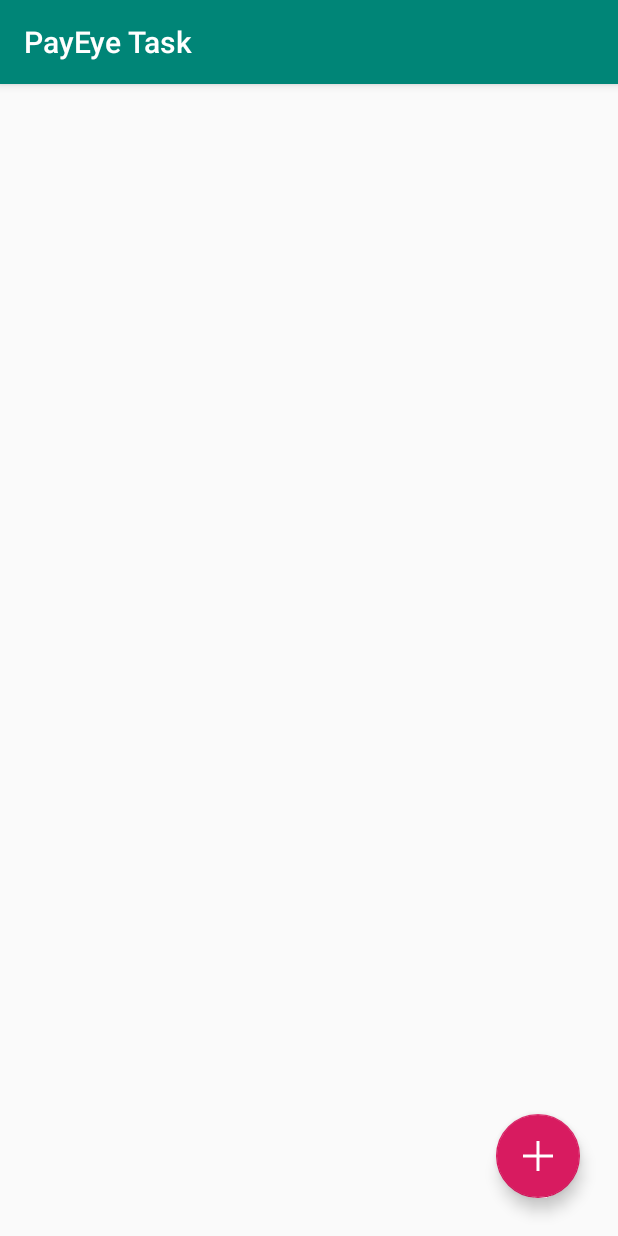
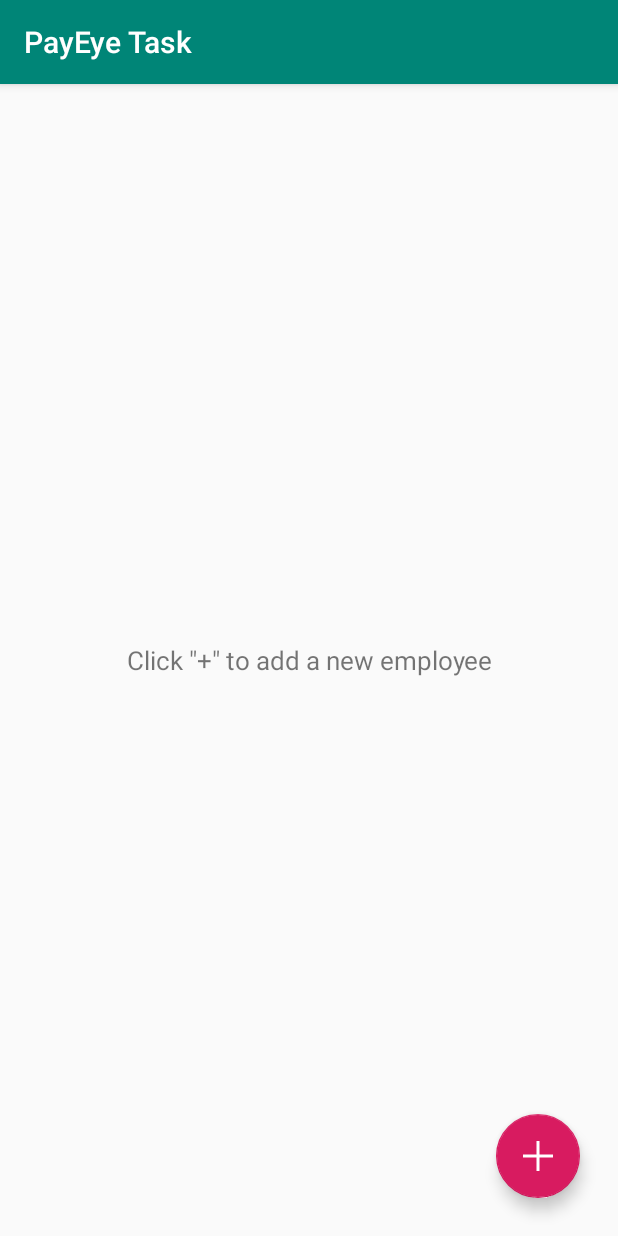
Before and after one commit to Booyaches/payeye, an Android app: the screen it shows after launch (MainActivity), on a phone screen of 412 x 824 dp. Run offline under Robolectric (Android 15) with nearby library versions, the phone set to English and light mode, and no system bars; libraries missing offline, so code that uses them is left out: org.koin.dsl; 3 statements that could not run were skipped.

```diff
--- a/app/src/main/java/com/example/payeyetask/ui/dashboard/MainActivityViewModel.kt
+++ b/app/src/main/java/com/example/payeyetask/ui/dashboard/MainActivityViewModel.kt
@@ -2,7 +2,6 @@ package com.example.payeyetask.ui.dashboard
 
 import android.app.Application
 import androidx.lifecycle.LiveData
-import androidx.lifecycle.MutableLiveData
 import androidx.lifecycle.liveData
 import androidx.lifecycle.viewModelScope
 import com.example.payeyetask.model.Employee
--- a/app/src/main/res/layout/activity_main.xml
+++ b/app/src/main/res/layout/activity_main.xml
@@ -5,6 +5,16 @@
         android:layout_width="match_parent"
         android:layout_height="match_parent"
         tools:context=".ui.dashboard.MainActivity">
+
+    <TextView
+            android:id="@+id/tv_guide_text"
+            android:layout_width="match_parent"
+            android:layout_height="wrap_content"
+            android:textSize="@dimen/guide_text_size"
+            android:layout_centerInParent="true"
+            android:layout_margin="@dimen/guide_text_margin"
+            android:text="@string/dashboard_guide_text"
+            android:gravity="center"/>
 
     <androidx.recyclerview.widget.RecyclerView
             android:id="@+id/rv_employee"
--- a/app/src/main/res/values/dimens.xml
+++ b/app/src/main/res/values/dimens.xml
@@ -4,4 +4,6 @@
     <dimen name="fab_margin">25dp</dimen>
     <dimen name="item_cell_margin">10dp</dimen>
     <dimen name="item_text_size">16sp</dimen>
+    <dimen name="guide_text_size">17sp</dimen>
+    <dimen name="guide_text_margin">25dp</dimen>
 </resources>
--- a/app/src/main/res/values/strings.xml
+++ b/app/src/main/res/values/strings.xml
@@ -1,3 +1,4 @@
 <resources>
     <string name="app_name">PayEye Task</string>
+    <string name="dashboard_guide_text">Click \"+\" to add a new employee</string>
 </resources>
```
Also changed, not shown: app/src/main/java/com/example/payeyetask/ui/dashboard/MainActivity.kt (+12 -3 lines).
